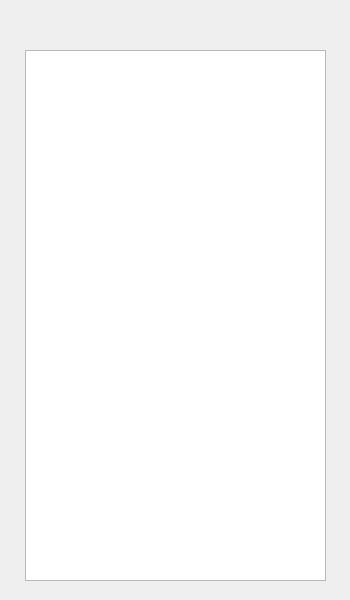
Old version of the form profile_user.ui in the repository Nimamms/Final_pishrafte_project.
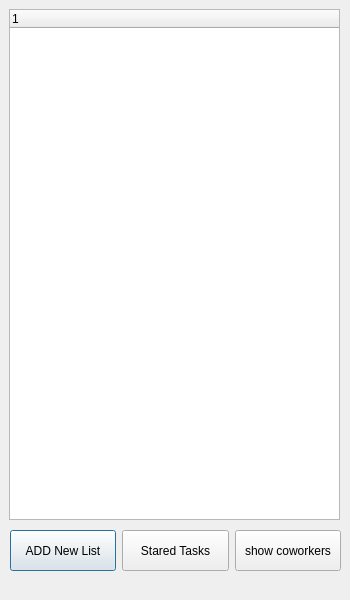
New version of the form. Icons and pictures are not drawn.

Commit message: tree widget is incomplete _ linklist template copied

```diff
--- a/profile_user.ui
+++ b/profile_user.ui
@@ -19,15 +19,71 @@
 background-image : url(:/images/first back_ground.png)
 }</string>
   </property>
-  <widget class="QListWidget" name="listWidget">
+  <widget class="QTreeWidget" name="Tree_show">
    <property name="geometry">
     <rect>
-     <x>25</x>
-     <y>50</y>
-     <width>301</width>
-     <height>531</height>
+     <x>9</x>
+     <y>9</y>
+     <width>331</width>
+     <height>511</height>
     </rect>
    </property>
+   <column>
+    <property name="text">
+     <string notr="true">1</string>
+    </property>
+   </column>
+  </widget>
+  <widget class="QWidget" name="">
+   <property name="geometry">
+    <rect>
+     <x>10</x>
+     <y>530</y>
+     <width>331</width>
+     <height>41</height>
+    </rect>
+   </property>
+   <layout class="QHBoxLayout" name="buttons">
+    <item>
+     <widget class="QPushButton" name="PB_add_new_button">
+      <property name="sizePolicy">
+       <sizepolicy hsizetype="Preferred" vsizetype="Expanding">
+        <horstretch>0</horstretch>
+        <verstretch>0</verstretch>
+       </sizepolicy>
+      </property>
+      <property name="text">
+       <string>ADD New List</string>
+      </property>
+     </widget>
+    </item>
+    <item>
+     <widget class="QPushButton" name="PB_star_tasks">
+      <property name="sizePolicy">
+       <sizepolicy hsizetype="Minimum" vsizetype="Expanding">
+        <horstretch>0</horstretch>
+        <verstretch>0</verstretch>
+       </sizepolicy>
+      </property>
+      <property name="text">
+       <string>Stared Tasks</string>
+      </property>
+     </widget>
+    </item>
+    <item>
+     <widget class="QPushButton" name="PB_show_coworkers">
+      <property name="sizePolicy">
+       <sizepolicy hsizetype="Preferred" vsizetype="Expanding">
+        <horstretch>0</horstretch>
+        <verstretch>0</verstretch>
+       </sizepolicy>
+      </property>
+      <property name="text">
+       <string>show coworkers</string>
+      </property>
+     </widget>
+    </item>
+   </layout>
   </widget>
  </widget>
  <resources/>
```
The commit also changes 13 other files.
